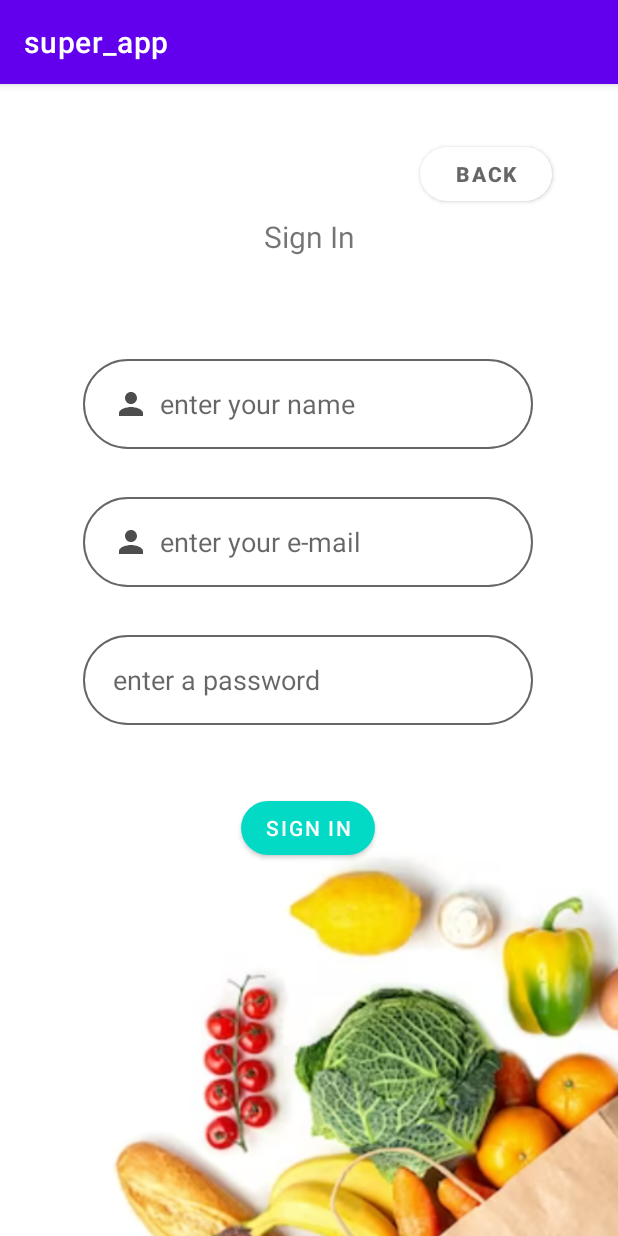
After one commit to Maria498/shared_orders_app, an Android app: the SigninActivity screen opened directly, with no data from a screen before it, on a phone screen of 412 x 824 dp. The commit adds this screen. Run offline under Robolectric (Android 15) with nearby library versions, the phone set to English and light mode, and no system bars.

Commit message:
sign in logic + sqlite users table

```diff
--- a/app/src/main/AndroidManifest.xml
+++ b/app/src/main/AndroidManifest.xml
@@ -28,6 +28,9 @@
                 android:name="android.app.lib_name"
                 android:value="" />
         </activity>
+        <activity
+            android:name=".SigninActivity"
+            android:exported="false" />
     </application>
 
 </manifest>
--- a/app/src/main/java/com/example/super_app/LoginActivity.java
+++ b/app/src/main/java/com/example/super_app/LoginActivity.java
@@ -36,9 +36,7 @@ public class LoginActivity extends AppCompatActivity {
         backBtn.setOnClickListener(v -> moveToActivity(MainActivity.class));
 
         logInBtn.setOnClickListener(v -> moveToActivity(MainActivity.class));
-
-
-
+        signInBtn.setOnClickListener(v -> moveToActivity(SigninActivity.class));
 
     }
 
--- /dev/null
+++ b/app/src/main/java/com/example/super_app/SigninActivity.java
@@ -0,0 +1,100 @@
+package com.example.super_app;
+
+import android.content.Context;
+import android.content.Intent;
+import android.database.sqlite.SQLiteConstraintException;
+import android.os.Build;
+import android.os.Bundle;
+import android.util.Log;
+import android.view.View;
+import android.widget.Button;
+import android.widget.EditText;
+import android.widget.Toast;
+
+import androidx.appcompat.app.AppCompatActivity;
+
+import com.example.super_app.db.DatabaseHelper;
+import com.example.super_app.db.entity.User;
+
+import java.util.ArrayList;
+import java.util.HashSet;
+import java.util.Set;
+
+public class SigninActivity  extends AppCompatActivity {
+
+    private Button backBtn;
+    private Button signInBtn;
+    private EditText userName;
+    private EditText email;
+    private EditText password;
+    private Context context;
+    private ArrayList<User> usersFromDB;
+    private DatabaseHelper db;
+
+
+    protected void onCreate(Bundle savedInstanceState) {
+        super.onCreate(savedInstanceState);
+        setContentView(R.layout.activity_signin);
+        context = getApplicationContext();
+
+        signInBtn = findViewById(R.id.signInBtn);
+        backBtn = findViewById(R.id.backBtn);
+        userName = findViewById(R.id.userName);
+        email = findViewById(R.id.userEmail);
+        password = findViewById(R.id.editTextTextPassword);
+        backBtn.setOnClickListener(v -> moveToActivity(MainActivity.class));
+
+
+        signInBtn.setOnClickListener((new View.OnClickListener() {
+
+            @Override
+            public void onClick(View view) {
+                db = new DatabaseHelper(context);
+                //db.deleteAllUsers();
+
+                addUserToDB();
+            }
+        }));
+
+    }
+
+    private void addUserToDB(){
+        String userEmail = email.getText().toString();
+        String userPassword = password.getText().toString();
+        String userName1 = userName.getText().toString();
+        User currentUser = new User(userName1, userEmail);
+        currentUser.setPassword(userPassword);
+
+        long currentId;
+        Log.d("usersFromDB", String.valueOf(db.getAllUsers()));
+
+        try{
+            currentId = db.insertUser(userName1, userEmail);
+            if(currentId >=0){
+                Log.d("currentId", String.valueOf(currentId));
+                Toast.makeText(getApplicationContext(), "createUserWithEmail:success", Toast.LENGTH_SHORT).show();
+                User currentUserFromDB = db.getUser(currentId);
+                Log.d("currentUserFromDB", " " + currentUserFromDB + "");
+                signInBtn.setOnClickListener(v -> moveToActivity(MainActivity.class));
+            }
+            else {
+                Toast.makeText(getApplicationContext(), "Email already exists!", Toast.LENGTH_SHORT).show();
+            }
+
+        } catch (SQLiteConstraintException e) {
+            Toast.makeText(getApplicationContext(), "Email already exists!", Toast.LENGTH_SHORT).show();
+            Log.e("SQLiteException", e.getMessage());
+            e.printStackTrace();
+        }
+
+
+    }
+
+    private void moveToActivity (Class<?> cls) {
+
+        Intent i = new Intent(getApplicationContext(),  cls);
+        i.putExtra("msg", "Data collector");
+        startActivity(i);
+
+    }
+}
--- /dev/null
+++ b/app/src/main/res/layout/activity_signin.xml
@@ -0,0 +1,115 @@
+<?xml version="1.0" encoding="utf-8"?>
+<androidx.constraintlayout.widget.ConstraintLayout xmlns:android="http://schemas.android.com/apk/res/android"
+    xmlns:app="http://schemas.android.com/apk/res-auto"
+    xmlns:tools="http://schemas.android.com/tools"
+    android:layout_width="match_parent"
+    android:layout_height="match_parent"
+    tools:context=".SigninActivity">
+
+    <ImageView
+        android:id="@+id/imageView"
+        android:layout_width="wrap_content"
+        android:layout_height="wrap_content"
+        android:layout_marginStart="44dp"
+        android:layout_marginTop="84dp"
+        app:layout_constraintStart_toStartOf="parent"
+        app:layout_constraintTop_toTopOf="parent"
+        app:srcCompat="@drawable/food_bag" />
+
+    <TextView
+        android:id="@+id/textView"
+        android:layout_width="wrap_content"
+        android:layout_height="wrap_content"
+        android:text="@string/signIn"
+        android:textSize="20sp"
+        app:layout_constraintBottom_toBottomOf="parent"
+        app:layout_constraintEnd_toEndOf="parent"
+        app:layout_constraintStart_toStartOf="parent"
+        app:layout_constraintTop_toTopOf="parent"
+        app:layout_constraintVertical_bias="0.119" />
+
+
+    <EditText
+        android:id="@+id/userEmail"
+        android:layout_width="300dp"
+        android:layout_height="60dp"
+        android:layout_marginTop="160dp"
+        android:background="@drawable/input_bg"
+        android:drawableLeft="@drawable/baseline_person_24"
+        android:drawablePadding="7dp"
+        android:hint="@string/enter_your_e_mail"
+        android:inputType="textPersonName"
+        android:paddingLeft="20dp"
+        android:paddingEnd="20dp"
+        android:textColor="#99000000"
+        app:layout_constraintEnd_toEndOf="parent"
+        app:layout_constraintHorizontal_bias="0.495"
+        app:layout_constraintStart_toStartOf="parent"
+        app:layout_constraintTop_toBottomOf="@+id/textView" />
+
+    <EditText
+        android:id="@+id/userName"
+        android:layout_width="300dp"
+        android:layout_height="60dp"
+        android:layout_marginTop="68dp"
+        android:background="@drawable/input_bg"
+        android:drawableLeft="@drawable/baseline_person_24"
+        android:drawablePadding="7dp"
+        android:hint="@string/enter_your_name"
+        android:inputType="textPersonName"
+        android:paddingLeft="20dp"
+        android:paddingEnd="20dp"
+        android:textColor="#99000000"
+        app:layout_constraintBottom_toTopOf="@+id/userEmail"
+        app:layout_constraintEnd_toEndOf="parent"
+        app:layout_constraintHorizontal_bias="0.495"
+        app:layout_constraintStart_toStartOf="parent"
+        app:layout_constraintTop_toBottomOf="@+id/textView"
+        app:layout_constraintVertical_bias="0.0" />
+
+    <EditText
+        android:id="@+id/editTextTextPassword"
+        android:layout_width="300dp"
+        android:layout_height="60dp"
+        android:layout_marginTop="32dp"
+        android:background="@drawable/input_bg"
+        android:ems="10"
+        android:hint="@string/enter_a_password"
+        android:inputType="textPassword"
+        android:paddingLeft="20dp"
+        android:paddingEnd="20dp"
+        app:layout_constraintEnd_toEndOf="parent"
+        app:layout_constraintHorizontal_bias="0.495"
+        app:layout_constraintStart_toStartOf="parent"
+        app:layout_constraintTop_toBottomOf="@+id/userEmail" />
+
+    <Button
+        android:id="@+id/signInBtn"
+        android:layout_width="wrap_content"
+        android:layout_height="wrap_content"
+        android:layout_marginBottom="248dp"
+        android:text="@string/signIn"
+        app:backgroundTint="@color/teal_200"
+        app:cornerRadius="35dp"
+        app:layout_constraintBottom_toBottomOf="parent"
+        app:layout_constraintEnd_toEndOf="parent"
+        app:layout_constraintHorizontal_bias="0.498"
+        app:layout_constraintStart_toStartOf="parent" />
+
+    <Button
+        android:id="@+id/backBtn"
+        android:layout_width="wrap_content"
+        android:layout_height="wrap_content"
+        android:layout_marginTop="36dp"
+        android:layout_marginEnd="44dp"
+        android:text="@string/back"
+        android:textColor="@color/text"
+        android:textStyle="bold"
+        app:backgroundTint="@color/white"
+        app:cornerRadius="35dp"
+        app:layout_constraintEnd_toEndOf="parent"
+        app:layout_constraintHorizontal_bias="1.0"
+        app:layout_constraintStart_toEndOf="@+id/textView"
+        app:layout_constraintTop_toTopOf="parent" />
+
+</androidx.constraintlayout.widget.ConstraintLayout>
--- a/app/src/main/res/values/strings.xml
+++ b/app/src/main/res/values/strings.xml
@@ -15,6 +15,8 @@
     <string name="meat">Meat</string>
     <string name="veggie">Veggie</string>
     <string name="no"> </string>
+    <string name="signIn">Sign In</string>
+    <string name="enter_your_name">enter your name</string>
 
 
 </resources>
```
Also changed, not shown: app/src/main/java/com/example/super_app/db/DatabaseHelper.java (added, +173 -0 lines), app/src/main/java/com/example/super_app/db/entity/User.java (added, +84 -0 lines).
